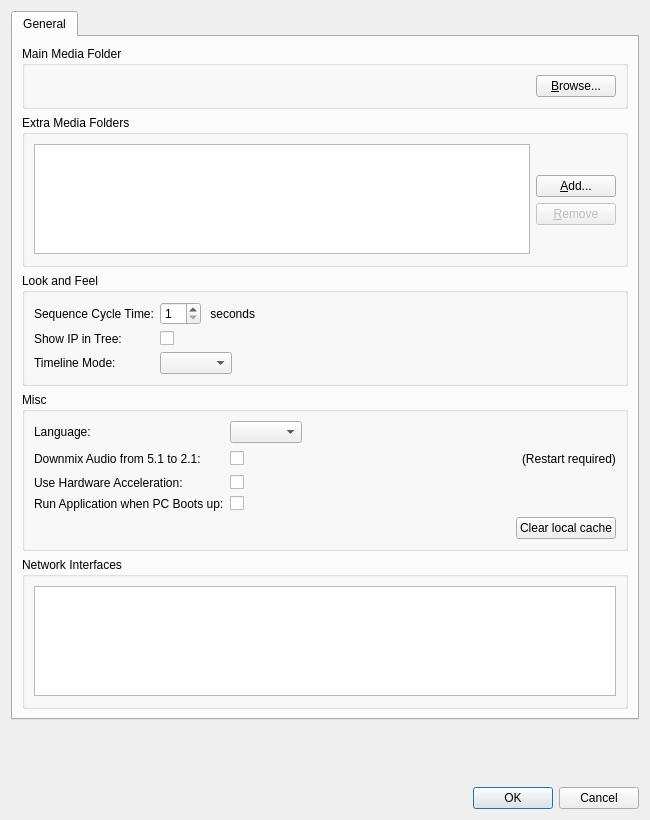
First picture: the form in client/src/ui/dialogs/preferences_dialog.ui, repository networkoptix/nx_open, before the edit.
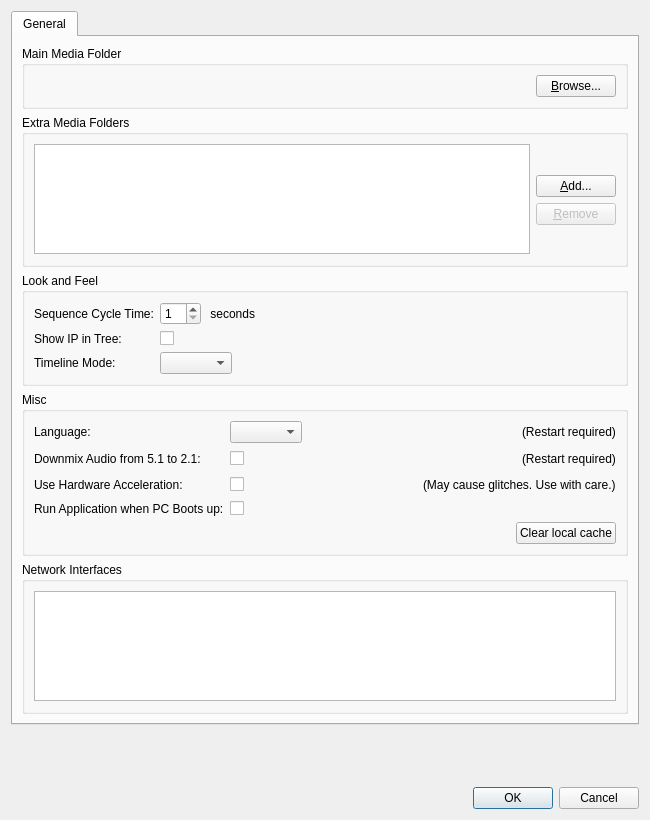
Second picture: the form after the edit.

Commit message:
Preferences dialog visual improvements
<==== Mercurial data ====>
Branch: master

```diff
--- a/client/src/ui/dialogs/preferences_dialog.ui
+++ b/client/src/ui/dialogs/preferences_dialog.ui
@@ -256,13 +256,6 @@
             </property>
            </widget>
           </item>
-          <item row="2" column="1">
-           <widget class="QCheckBox" name="hardwareDecodingCheckBox">
-            <property name="text">
-             <string/>
-            </property>
-           </widget>
-          </item>
           <item row="4" column="1">
            <layout class="QHBoxLayout" name="horizontalLayout">
             <item>
@@ -311,6 +304,13 @@
               </property>
              </spacer>
             </item>
+            <item>
+             <widget class="QLabel" name="languageWarningLabel">
+              <property name="text">
+               <string>(Restart required)</string>
+              </property>
+             </widget>
+            </item>
            </layout>
           </item>
           <item row="2" column="0">
@@ -372,6 +372,37 @@
             </property>
            </widget>
           </item>
+          <item row="2" column="1">
+           <layout class="QHBoxLayout" name="horizontalLayout_9">
+            <item>
+             <widget class="QCheckBox" name="hardwareDecodingCheckBox">
+              <property name="text">
+               <string/>
+              </property>
+             </widget>
+            </item>
+            <item>
+             <spacer name="horizontalSpacer_5">
+              <property name="orientation">
+               <enum>Qt::Horizontal</enum>
+              </property>
+              <property name="sizeHint" stdset="0">
+               <size>
+                <width>40</width>
+                <height>20</height>
+               </size>
+              </property>
+             </spacer>
+            </item>
+            <item>
+             <widget class="QLabel" name="hwAccelerationWarningLabel">
+              <property name="text">
+               <string>(May cause glitches. Use with care.)</string>
+              </property>
+             </widget>
+            </item>
+           </layout>
+          </item>
          </layout>
         </widget>
        </item>
```
Left out of the diff: 2 changed lines with no effect on the pictures. The commit also changes 2 other files.
